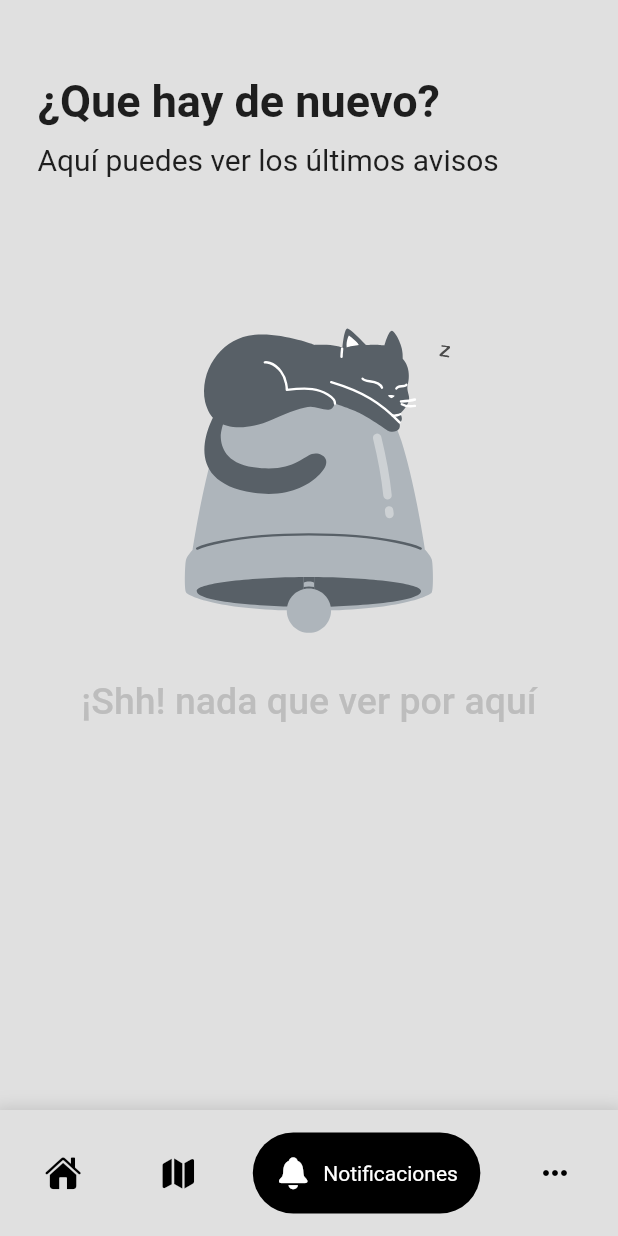
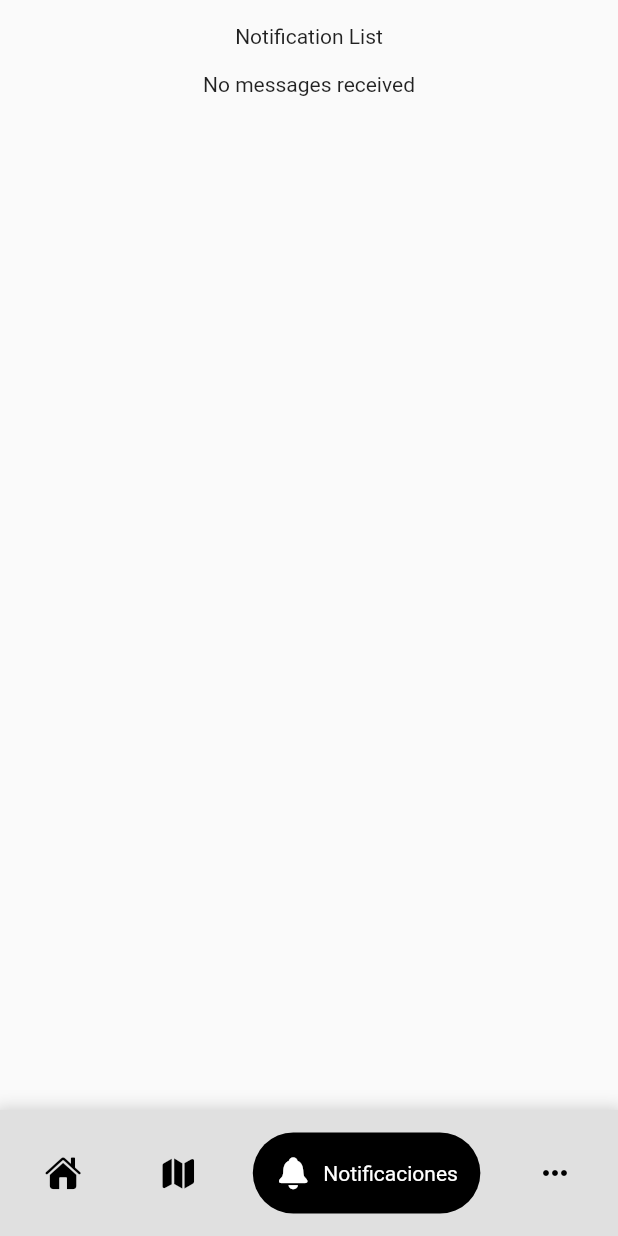
Before and after one commit to geroxima/ctn-now, a Flutter app: the screen it shows after launch, item 3 of the bottom bar chosen, on a phone screen of 412 x 824 dp. Run offline on Flutter 3.47's test engine with Material 2 defaults, Android fonts, the phone set to English and light mode, and no system bars; drawn by our look-alikes of google_nav_bar; our stand-ins replace firebase_core, firebase_messaging, flutter_local_notifications, google_fonts, line_icons, localization and 5 more; missing offline and left inert: dart:ffi, mapbox_gl, syncfusion_flutter_core, syncfusion_localizations; accounts and stored records are empty; network calls fail.

Commit message:
Notifications como quiere el arabe pero no funciona aun

```diff
--- /dev/null
+++ b/lib/firebase_messaging.dart
@@ -0,0 +1,131 @@
+import 'package:firebase_messaging/firebase_messaging.dart';
+import 'package:flutter/material.dart';
+import 'dart:async';
+import 'package:firebase_core/firebase_core.dart';
+import 'package:flutter/foundation.dart';
+import 'package:flutter_local_notifications/flutter_local_notifications.dart';
+import 'package:test/firebase_options.dart';
+import 'package:flutter/material.dart';
+import 'notification_details.dart';
+import 'notification_list.dart';
+import 'notification_list.dart';
+
+Future<void> _firebaseMessagingBackgroundHandler(RemoteMessage message) async {
+  await Firebase.initializeApp(options: DefaultFirebaseOptions.currentPlatform);
+  print(
+    'Handling a background message: ${message.messageId}',
+  );
+}
+
+late AndroidNotificationChannel channel;
+late FlutterLocalNotificationsPlugin flutterLocalNotificationsPlugin;
+
+Future<void> pogu() async {
+  WidgetsFlutterBinding.ensureInitialized();
+  await Firebase.initializeApp(
+      options: const FirebaseOptions(
+          apiKey: 'AIzaSyB4wfNYpg5R-SdMPtAWmGHl74mXCiUItWQ',
+          appId: '1:766052525116:android:45cba4e9073f1ebde18f39',
+          messagingSenderId: '766052525116',
+          projectId: 'ctn01-845fe'));
+  FirebaseMessaging.onBackgroundMessage(_firebaseMessagingBackgroundHandler);
+  if (!kIsWeb) {
+    channel = const AndroidNotificationChannel(
+        'high_importance_channel', 'High Importance Notifications',
+        importance: Importance.high);
+    flutterLocalNotificationsPlugin = FlutterLocalNotificationsPlugin();
+    await flutterLocalNotificationsPlugin
+        .resolvePlatformSpecificImplementation<
+            AndroidFlutterLocalNotificationsPlugin>()
+        ?.createNotificationChannel(channel);
+    await FirebaseMessaging.instance
+        .setForegroundNotificationPresentationOptions(
+            alert: true, badge: true, sound: true);
+  }
+}
+
+class MessagingScreen extends StatelessWidget {
+  const MessagingScreen({Key? key}) : super(key: key);
+
+  @override
+  Widget build(BuildContext context) {
+    return MaterialApp(
+      routes: {
+        '/': (context) => Application(),
+        '/message': (context) => MessageView(),
+      },
+    );
+  }
+}
+
+class Application extends StatefulWidget {
+  Application({Key? key}) : super(key: key);
+
+  @override
+  State<Application> createState() => _ApplicationState();
+}
+
+class _ApplicationState extends State<Application> {
+  FirebaseMessaging _firebaseMessaging = FirebaseMessaging.instance;
+  void getToken() async {
+    final token =
+        _firebaseMessaging.getToken().then((value) => print('Token: $value'));
+  }
+
+  @override
+  void initState() {
+    super.initState();
+    getToken();
+    FirebaseMessaging.instance
+        .getInitialMessage()
+        .then((RemoteMessage? message) {
+      if (message != null) {
+        Navigator.pushNamed(
+          context,
+          '/message',
+          arguments: MessageArguments(message, true),
+        );
+      }
+    });
+    FirebaseMessaging.onMessage.listen((RemoteMessage message) {
+      RemoteNotification? notification = message.notification;
+      AndroidNotification? android = message.notification?.android;
+      if (notification != null && android != null && !kIsWeb) {
+        flutterLocalNotificationsPlugin.show(
+          notification.hashCode,
+          notification.title,
+          notification.body,
+          NotificationDetails(
+              android: AndroidNotificationDetails(channel.id, channel.name,
+                  icon: 'launch_background')),
+        );
+      }
+    });
+    FirebaseMessaging.onMessageOpenedApp.listen((RemoteMessage message) {
+      print('Un nuevo onMessageOpenedApp evento se inicio');
+      Navigator.pushNamed(
+        context,
+        '/message',
+        arguments: MessageArguments(message, true),
+      );
+    });
+  }
+
+  @override
+  Widget build(BuildContext context) {
+    return Scaffold(
+      body: SingleChildScrollView(
+          child: Column(
+        children: [
+          Padding(
+            padding: EdgeInsets.all(16),
+            child: Center(
+              child: Text('Notification List'),
+            ),
+          ),
+          MessageList(),
+        ],
+      )),
+    );
+  }
+}
--- /dev/null
+++ b/lib/notification_list.dart
@@ -0,0 +1,53 @@
+//ignore_for_file: require_trailing_commas
+
+import 'dart:ffi';
+
+import 'package:firebase_messaging/firebase_messaging.dart';
+import 'package:flutter/material.dart';
+import 'notification_details.dart';
+
+class MessageList extends StatefulWidget {
+  @override
+  State<MessageList> createState() => _MessageListState();
+}
+
+class _MessageListState extends State<MessageList> {
+  List<RemoteMessage> _messages = [];
+
+  @override
+  void initState() {
+    super.initState();
+    FirebaseMessaging.onMessage.listen((RemoteMessage message) {
+      setState(() {
+        _messages = [..._messages, message];
+      });
+    });
+  }
+
+  @override
+  Widget build(BuildContext context) {
+    if (_messages.isEmpty) {
+      return const Text("No messages received");
+    }
+    return ListView.builder(
+        shrinkWrap: true,
+        itemCount: _messages.length,
+        itemBuilder: (context, index) {
+          RemoteMessage message = _messages[index];
+          return ListTile(
+            title: Text(
+              message.notification?.title ?? "N/D",
+              style: TextStyle(
+                fontWeight: FontWeight.bold,
+              ),
+            ),
+            trailing: Icon(
+              Icons.notifications_active,
+              color: Colors.red,
+            ),
+            onTap: () => Navigator.pushNamed(context, "/message",
+                arguments: MessageArguments(message, false)),
+          );
+        });
+  }
+}
--- a/lib/screens/notifications.dart
+++ b/lib/screens/notifications.dart
@@ -3,6 +3,12 @@
 import 'package:flutter/material.dart';
 import 'package:google_fonts/google_fonts.dart';
 import 'package:lottie/lottie.dart';
+import 'dart:async';
+import 'package:firebase_core/firebase_core.dart';
+import 'package:flutter/foundation.dart';
+import 'package:flutter_local_notifications/flutter_local_notifications.dart';
+import 'package:test/firebase_messaging.dart';
+import 'package:test/firebase_options.dart';
 
 class NotificationsScreen extends StatefulWidget {
   const NotificationsScreen({Key? key}) : super(key: key);
@@ -16,63 +22,7 @@ class _NotificationsScreenState extends State<NotificationsScreen> {
   Widget build(BuildContext context) {
     return Scaffold(
       backgroundColor: Colors.grey[300],
-      body: Column(
-        crossAxisAlignment: CrossAxisAlignment.start,
-        children: [
-          SizedBox(height: 50),
-          Padding(
-            padding: const EdgeInsets.symmetric(horizontal: 25.0),
-            child: Text(
-              '¿Que hay de nuevo?',
-              style: GoogleFonts.roboto(
-                fontSize: 30,
-                fontWeight: FontWeight.bold,
-              ),
-            ),
-          ),
-          SizedBox(
-            height: 10,
-          ),
-          //details
-          Padding(
-            padding: const EdgeInsets.symmetric(horizontal: 25.0),
-            child: Text(
-              "Aquí puedes ver los últimos avisos",
-              style: GoogleFonts.roboto(
-                fontSize: 20,
-                fontWeight: FontWeight.w400,
-              ),
-            ),
-          ),
-          SizedBox(
-            height: 35,
-          ),
-          //gato anim
-          Center(
-            child: Container(
-              height: 300,
-              child: Lottie.asset('lib/anim/99955-empty-notifications.json'),
-            ),
-          ),
-          //no hay noti
-          Padding(
-            padding: const EdgeInsets.symmetric(horizontal: 25.0),
-            child: Center(
-              child: Container(
-                height: 40,
-                child: Text(
-                  '¡Shh! nada que ver por aquí',
-                  style: GoogleFonts.roboto(
-                    fontSize: 25,
-                    color: Colors.grey.shade400,
-                    fontWeight: FontWeight.w500,
-                  ),
-                ),
-              ),
-            ),
-          )
-        ],
-      ),
+      body: MessagingScreen(),
     );
   }
 }
```
Also changed, not shown: lib/notification_details.dart (added, +110 -0 lines), lib/firebase_options.dart, 1 other file.
